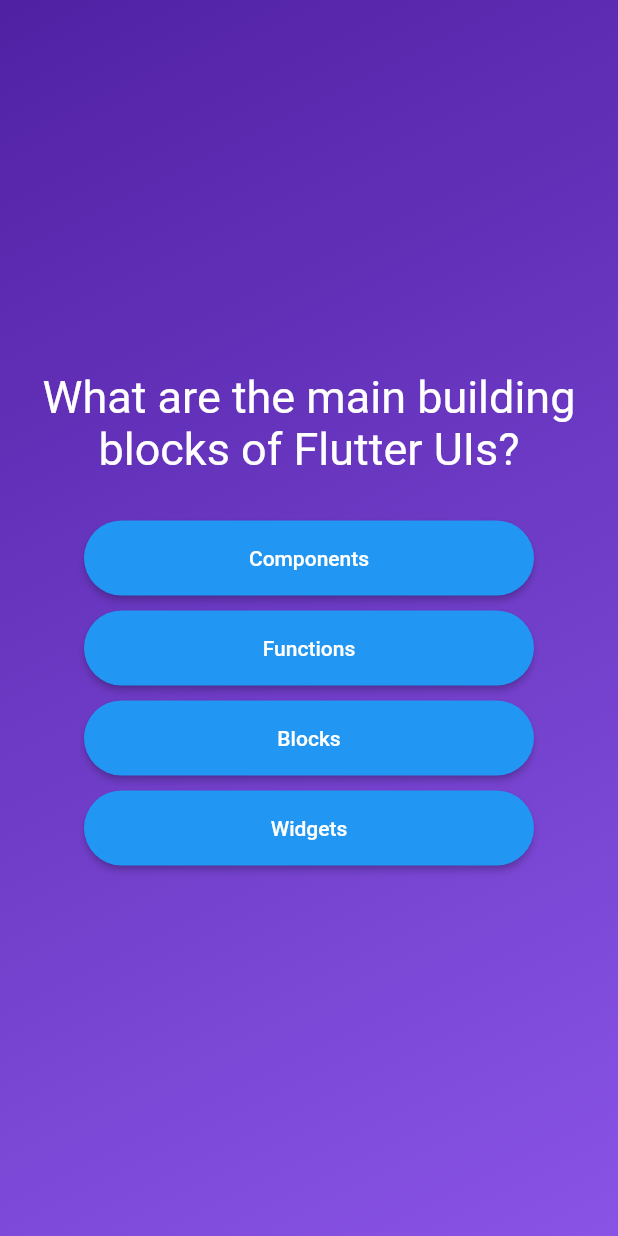
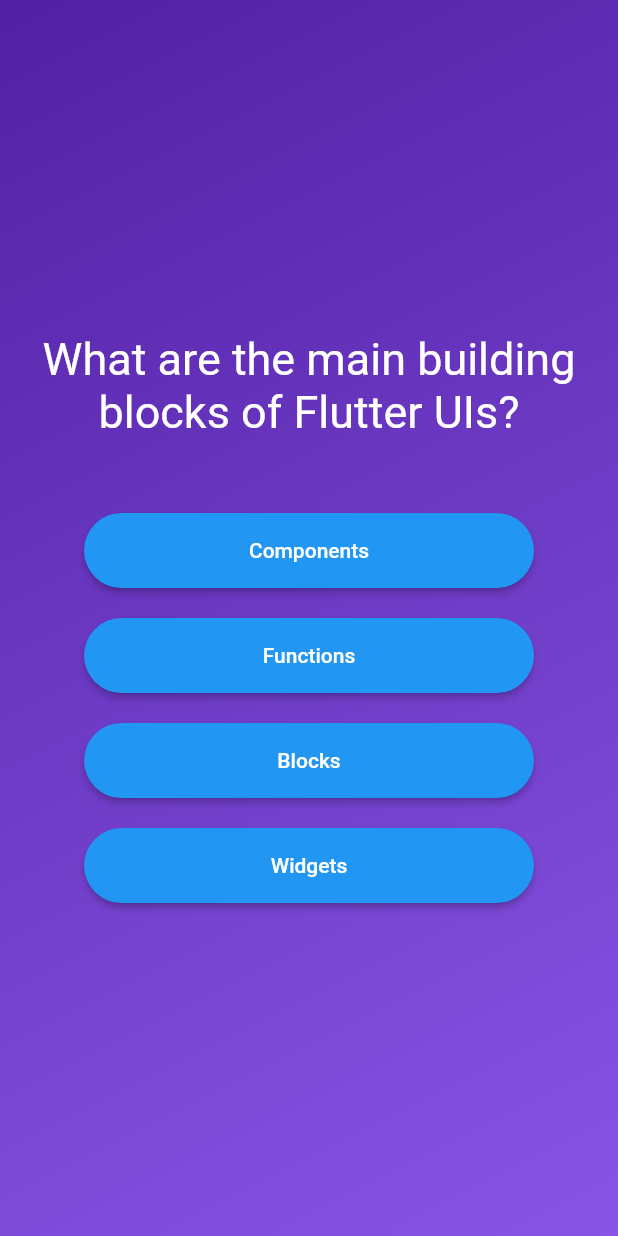
Before and after one commit to OmarMasoud3/flutterProjects, a Flutter app: the screen it shows after launch, after a tap on "Start Quiz", on a phone screen of 412 x 824 dp. Run offline on Flutter 3.47's test engine with Material 2 defaults, Android fonts, the phone set to English and light mode, and no system bars.

Commit message:
Replace build(context) with build(BuildContext context) to abide bt dart convention

```diff
--- a/quiz_app/lib/question_buttons.dart
+++ b/quiz_app/lib/answer_button.dart
@@ -1,12 +1,12 @@
 import 'package:flutter/material.dart';
 
-class QuestionButton extends StatelessWidget {
-  const QuestionButton({required this.answer, super.key});
+class AnswerButton extends StatelessWidget {
+  const AnswerButton({required this.answer, super.key});
 
   final String answer;
 
   @override
-  Widget build(context){
+  Widget build(BuildContext context){
     return SizedBox(
             width: 300,
             height: 50,
--- a/quiz_app/lib/questions_screen.dart
+++ b/quiz_app/lib/questions_screen.dart
@@ -1,5 +1,5 @@
 import 'package:flutter/material.dart';
-import 'package:quiz_app/question_buttons.dart';
+import 'package:quiz_app/answer_button.dart';
 import 'package:quiz_app/data/questions.dart';
 import 'dart:math';
 
@@ -16,10 +16,11 @@ class QuestionsScreen extends StatefulWidget {
 
 class _QuestionsScreenState extends State<QuestionsScreen> {
   @override
-  Widget build(context) {
+  Widget build(BuildContext context) {
     var order = [0, 1, 2, 3];
     order.shuffle();
-    return Center(
+    return SizedBox(
+      width: double.infinity,
       child: Column(
         mainAxisAlignment: MainAxisAlignment.center,
         children: [
@@ -29,21 +30,21 @@ class _QuestionsScreenState extends State<QuestionsScreen> {
             style: const TextStyle(fontSize: 30, color: Colors.white),
           ),
           const SizedBox(
-            height: 30,
+            height: 50,
           ),
-          QuestionButton(answer: questions[0].answers[order[0]]),
+          AnswerButton(answer: questions[0].answers[order[0]]),
           const SizedBox(
-            height: 10,
+            height: 20,
           ),
-          QuestionButton(answer: questions[0].answers[order[1]]),
+          AnswerButton(answer: questions[0].answers[order[1]]),
           const SizedBox(
-            height: 10,
+            height: 20,
           ),
-          QuestionButton(answer: questions[0].answers[order[2]]),
+          AnswerButton(answer: questions[0].answers[order[2]]),
           const SizedBox(
-            height: 10,
+            height: 20,
           ),
-          QuestionButton(answer: questions[0].answers[order[3]]),
+          AnswerButton(answer: questions[0].answers[order[3]]),
         ],
       ),
     );
--- a/quiz_app/lib/quiz.dart
+++ b/quiz_app/lib/quiz.dart
@@ -27,7 +27,7 @@ class _QuizState extends State<Quiz> {
   }
 
   @override
-  Widget build(context) {
+  Widget build(BuildContext context) {
 
     return MaterialApp(
       home: Scaffold(
--- a/quiz_app/lib/start_screen.dart
+++ b/quiz_app/lib/start_screen.dart
@@ -6,11 +6,11 @@ class StartScreen extends StatelessWidget {
   final void Function() startQuiz;
 
   @override
-  Widget build(context) {
-    return SizedBox(
-      width:double.infinity,
+  Widget build(BuildContext context) {
+    return Center(
       child: Column(
         mainAxisAlignment: MainAxisAlignment.center,
+        mainAxisSize: MainAxisSize.min,
         children: [
           Image.asset(
             'assets/images/quiz-logo.png',
```
